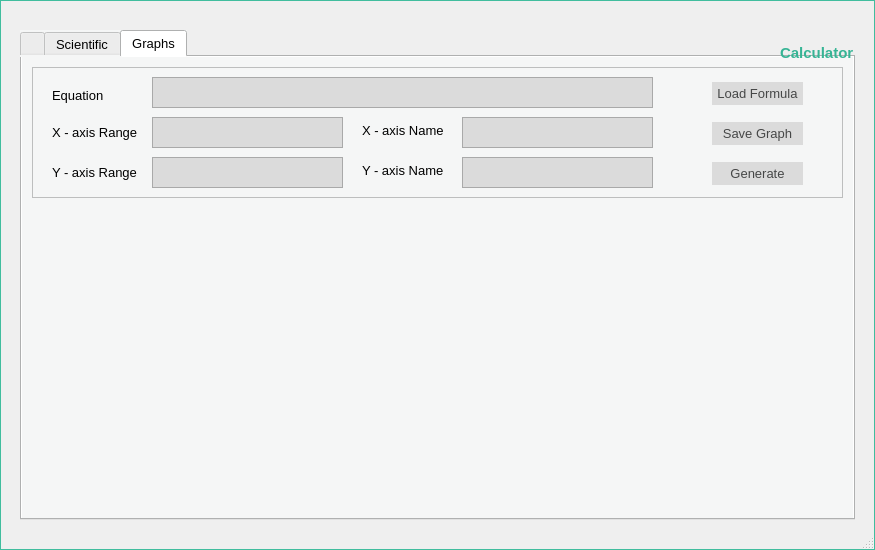
Old version of the form mainscreen.ui in the repository rddealwis/Formular_Calculator_and_Integrator.
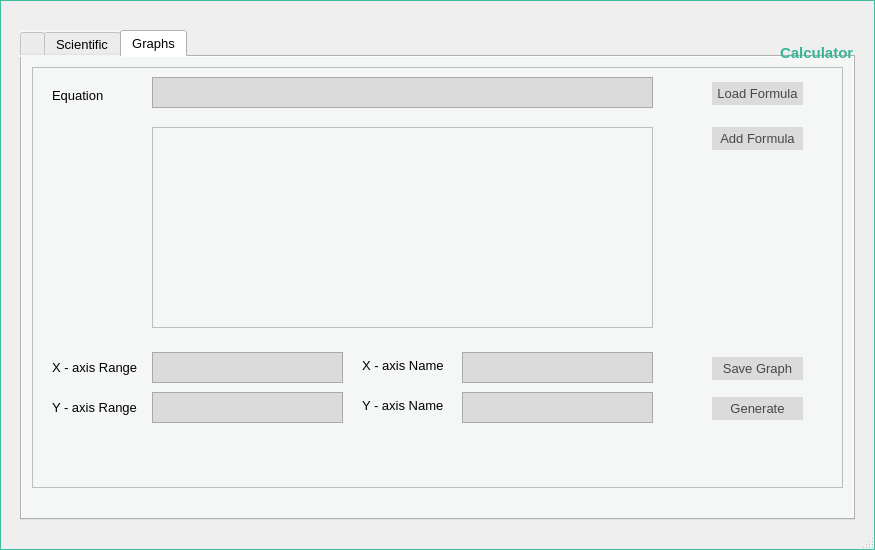
New version of the form. Icons and pictures are not drawn.

Commit message: Added a list box to the graph tab.

What changed in the file:
```diff
--- a/mainscreen.ui
+++ b/mainscreen.ui
@@ -2281,7 +2281,7 @@
         <x>10</x>
         <y>10</y>
         <width>811</width>
-        <height>131</height>
+        <height>421</height>
        </rect>
       </property>
       <property name="frameShape">
@@ -2313,7 +2313,7 @@
        <property name="geometry">
         <rect>
          <x>20</x>
-         <y>55</y>
+         <y>290</y>
          <width>91</width>
          <height>21</height>
         </rect>
@@ -2332,7 +2332,7 @@
        <property name="geometry">
         <rect>
          <x>20</x>
-         <y>95</y>
+         <y>330</y>
          <width>91</width>
          <height>21</height>
         </rect>
@@ -2375,7 +2375,7 @@
        <property name="geometry">
         <rect>
          <x>120</x>
-         <y>50</y>
+         <y>285</y>
          <width>191</width>
          <height>31</height>
         </rect>
@@ -2399,7 +2399,7 @@
        <property name="geometry">
         <rect>
          <x>120</x>
-         <y>90</y>
+         <y>325</y>
          <width>191</width>
          <height>31</height>
         </rect>
@@ -2423,7 +2423,7 @@
        <property name="geometry">
         <rect>
          <x>330</x>
-         <y>55</y>
+         <y>290</y>
          <width>91</width>
          <height>16</height>
         </rect>
@@ -2442,7 +2442,7 @@
        <property name="geometry">
         <rect>
          <x>430</x>
-         <y>50</y>
+         <y>285</y>
          <width>191</width>
          <height>31</height>
         </rect>
@@ -2466,7 +2466,7 @@
        <property name="geometry">
         <rect>
          <x>330</x>
-         <y>95</y>
+         <y>330</y>
          <width>91</width>
          <height>16</height>
         </rect>
@@ -2485,7 +2485,7 @@
        <property name="geometry">
         <rect>
          <x>430</x>
-         <y>90</y>
+         <y>325</y>
          <width>191</width>
          <height>31</height>
         </rect>
@@ -2538,7 +2538,7 @@
        <property name="geometry">
         <rect>
          <x>680</x>
-         <y>55</y>
+         <y>290</y>
          <width>91</width>
          <height>23</height>
         </rect>
@@ -2567,7 +2567,7 @@
        <property name="geometry">
         <rect>
          <x>680</x>
-         <y>95</y>
+         <y>330</y>
          <width>91</width>
          <height>23</height>
         </rect>
@@ -2592,6 +2592,45 @@
         <string>Generate</string>
        </property>
       </widget>
+      <widget class="QListWidget" name="lstGraphFormulas">
+       <property name="geometry">
+        <rect>
+         <x>120</x>
+         <y>60</y>
+         <width>501</width>
+         <height>201</height>
+        </rect>
+       </property>
+      </widget>
+      <widget class="QPushButton" name="pbAddGraphFormula">
+       <property name="geometry">
+        <rect>
+         <x>680</x>
+         <y>60</y>
+         <width>91</width>
+         <height>23</height>
+        </rect>
+       </property>
+       <property name="font">
+        <font>
+         <family>Lao UI</family>
+         <pointsize>10</pointsize>
+        </font>
+       </property>
+       <property name="styleSheet">
+        <string notr="true">QPushButton{
+ 	background-color: #dbdbdb;
+    border: 2px;
+	color:#464747;
+
+}
+
+QPushButton:hover{background-color:#40bd9e; color:white;}</string>
+       </property>
+       <property name="text">
+        <string>Add Formula</string>
+       </property>
+      </widget>
      </widget>
     </widget>
    </widget>
```
Left out of the diff: 3 changed lines with no effect on the pictures. The commit also changes 7 other files.
